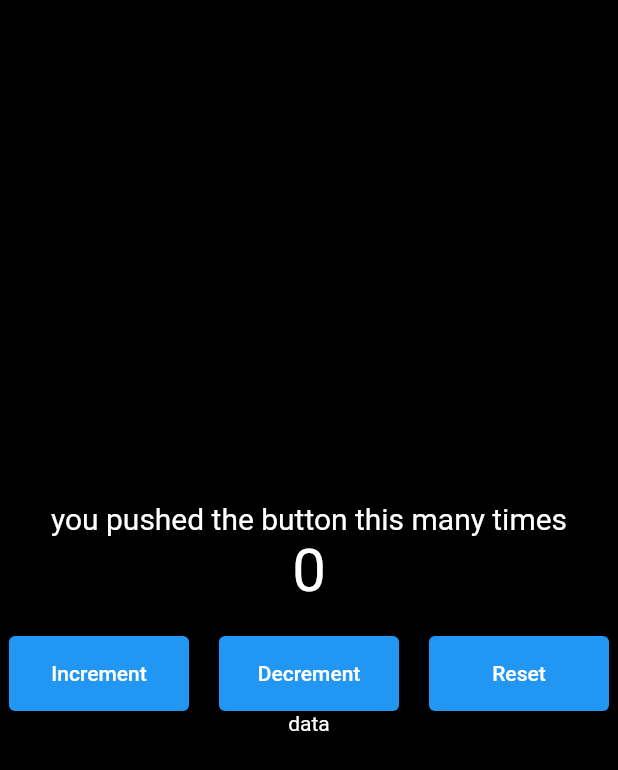
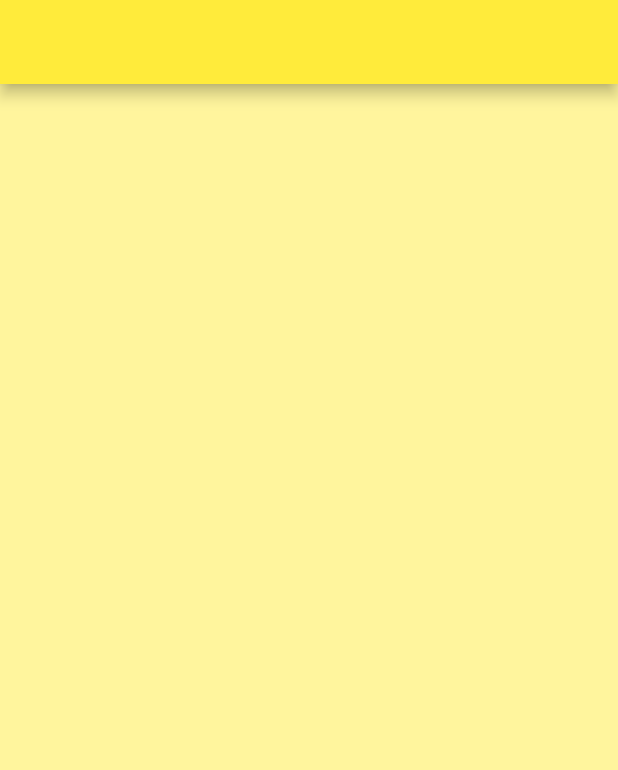
Before and after one commit to AramKim37/fluttertodo, a Flutter app: the screen it shows after launch, on a phone screen of 412 x 824 dp. Shown: the top 770 px of the screen. Run offline on Flutter 3.47's test engine with Material 2 defaults, Android fonts, the phone set to English and light mode, and no system bars.

Commit message:
setup todo app and add appbar

```diff
--- a/lib/main.dart
+++ b/lib/main.dart
@@ -1,5 +1,6 @@
 import 'package:flutter/material.dart';
 import 'pages/counter_page.dart';
+import 'pages/home_page.dart';
 
 void main() {
   runApp(const MyApp());
@@ -12,7 +13,8 @@ class MyApp extends StatelessWidget {
   Widget build(BuildContext context) {
     return MaterialApp(
       debugShowCheckedModeBanner: false,
-      home: CounterPage(),
+      home: HomePage(),
+      theme: ThemeData(primarySwatch: Colors.yellow),
     );
   }
 }
--- a/lib/pages/counter_page.dart
+++ b/lib/pages/counter_page.dart
@@ -1,7 +1,6 @@
 import 'package:flutter/material.dart';
 import 'package:flutter/src/widgets/container.dart';
 import 'package:flutter/src/widgets/framework.dart';
-import 'package:todoapp/test.dart';
 
 class CounterPage extends StatefulWidget {
   const CounterPage({super.key});
@@ -29,13 +28,13 @@ class _CounterPageState extends State<CounterPage> {
           builder: (BuildContext context) {
             return AlertDialog(
               // title: Text("The number can't be negative"),
-              content: Text("The number can't go below zero"),
+              content: const Text("The number can't go below zero"),
               actions: [
                 TextButton(
                   onPressed: () {
                     Navigator.of(context).pop();
                   },
-                  child: Text("OK"),
+                  child: const Text("OK"),
                 ),
               ],
             );
@@ -99,7 +98,6 @@ class _CounterPageState extends State<CounterPage> {
                 ),
               ],
             ),
-            Test(),
           ],
         ),
       ),
--- /dev/null
+++ b/lib/pages/home_page.dart
@@ -0,0 +1,20 @@
+import 'package:flutter/material.dart';
+import 'package:flutter/src/widgets/container.dart';
+import 'package:flutter/src/widgets/framework.dart';
+
+class HomePage extends StatefulWidget {
+  const HomePage({super.key});
+
+  @override
+  State<HomePage> createState() => _HomePageState();
+}
+
+class _HomePageState extends State<HomePage> {
+  @override
+  Widget build(BuildContext context) {
+    return Scaffold(
+      backgroundColor: Colors.yellow[200],
+      appBar: AppBar(),
+    );
+  }
+}
--- a/lib/test.dart
+++ /dev/null
@@ -1,22 +0,0 @@
-import 'package:flutter/material.dart';
-import 'package:flutter/src/widgets/container.dart';
-import 'package:flutter/src/widgets/framework.dart';
-
-class Test extends StatefulWidget {
-  const Test({super.key});
-
-  @override
-  State<Test> createState() => _TestState();
-}
-
-class _TestState extends State<Test> {
-  @override
-  Widget build(BuildContext context) {
-    return Center(
-      child: Text(
-        "data",
-        style: TextStyle(color: Colors.white),
-      ),
-    );
-  }
-}
```
